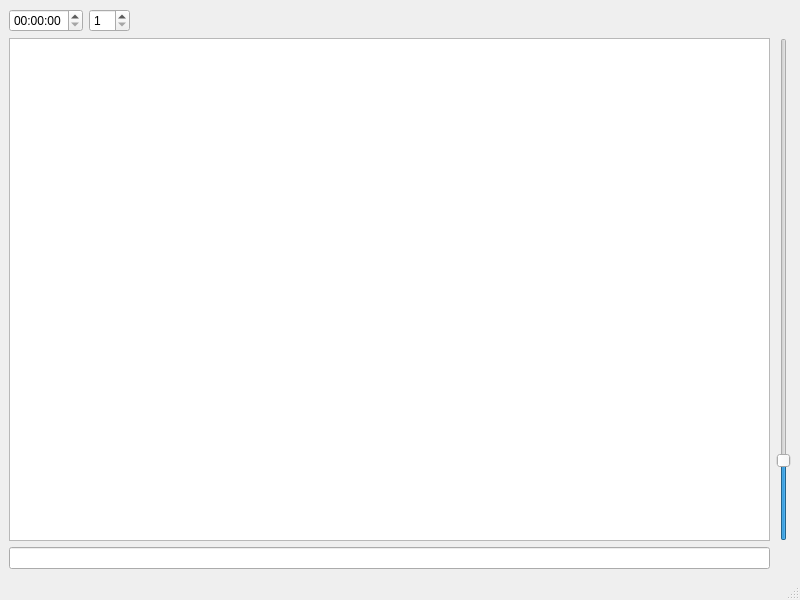
Old version of the form mainwindow.ui in the repository JakubSekula/ICP-projekt.
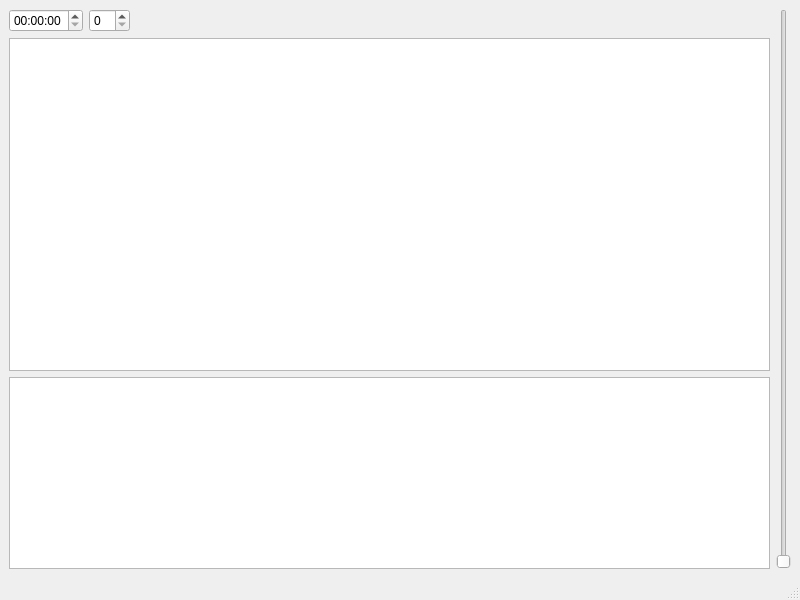
New version of the form.

What changed in the file:
```diff
--- a/mainwindow.ui
+++ b/mainwindow.ui
@@ -14,40 +14,16 @@
    <string>MainWindow</string>
   </property>
   <widget class="QWidget" name="centralwidget">
-   <layout class="QGridLayout" name="gridLayout">
-    <item row="3" column="0">
-     <widget class="QLineEdit" name="INFO"/>
-    </item>
-    <item row="2" column="1">
-     <widget class="QSlider" name="verticalSlider">
-      <property name="maximum">
-       <number>100</number>
-      </property>
-      <property name="value">
-       <number>15</number>
-      </property>
-      <property name="orientation">
-       <enum>Qt::Vertical</enum>
-      </property>
-     </widget>
-    </item>
-    <item row="2" column="0">
-     <widget class="QGraphicsView" name="graphicsView"/>
-    </item>
-    <item row="0" column="0">
-     <layout class="QHBoxLayout" name="horizontalLayout">
+   <layout class="QHBoxLayout" name="horizontalLayout_4">
+    <item>
+     <layout class="QVBoxLayout" name="verticalLayout_3">
+      <item>
+       <layout class="QHBoxLayout" name="horizontalLayout_5">
       <item>
        <widget class="QTimeEdit" name="lineEdit"/>
       </item>
       <item>
-       <widget class="QSpinBox" name="speeder">
-        <property name="minimum">
-         <number>1</number>
-        </property>
-        <property name="value">
-         <number>1</number>
-        </property>
-       </widget>
+         <widget class="QSpinBox" name="speeder"/>
       </item>
       <item>
        <spacer name="horizontalSpacer">
@@ -63,6 +39,43 @@
        </spacer>
       </item>
      </layout>
+      </item>
+      <item>
+       <widget class="QGraphicsView" name="graphicsView">
+        <property name="sizePolicy">
+         <sizepolicy hsizetype="Expanding" vsizetype="Expanding">
+          <horstretch>0</horstretch>
+          <verstretch>0</verstretch>
+         </sizepolicy>
+        </property>
+       </widget>
+      </item>
+      <item>
+       <layout class="QVBoxLayout" name="verticalLayout_4">
+        <item>
+         <layout class="QHBoxLayout" name="horizontalLayout_6">
+          <item>
+           <widget class="QGraphicsView" name="graphicsView_2">
+            <property name="sizePolicy">
+             <sizepolicy hsizetype="Expanding" vsizetype="Fixed">
+              <horstretch>0</horstretch>
+              <verstretch>0</verstretch>
+             </sizepolicy>
+            </property>
+           </widget>
+          </item>
+         </layout>
+        </item>
+       </layout>
+      </item>
+     </layout>
+    </item>
+    <item>
+     <widget class="QSlider" name="verticalSlider">
+      <property name="orientation">
+       <enum>Qt::Vertical</enum>
+      </property>
+     </widget>
     </item>
    </layout>
   </widget>
```
Lines whose indentation alone changed are shown as unchanged.
